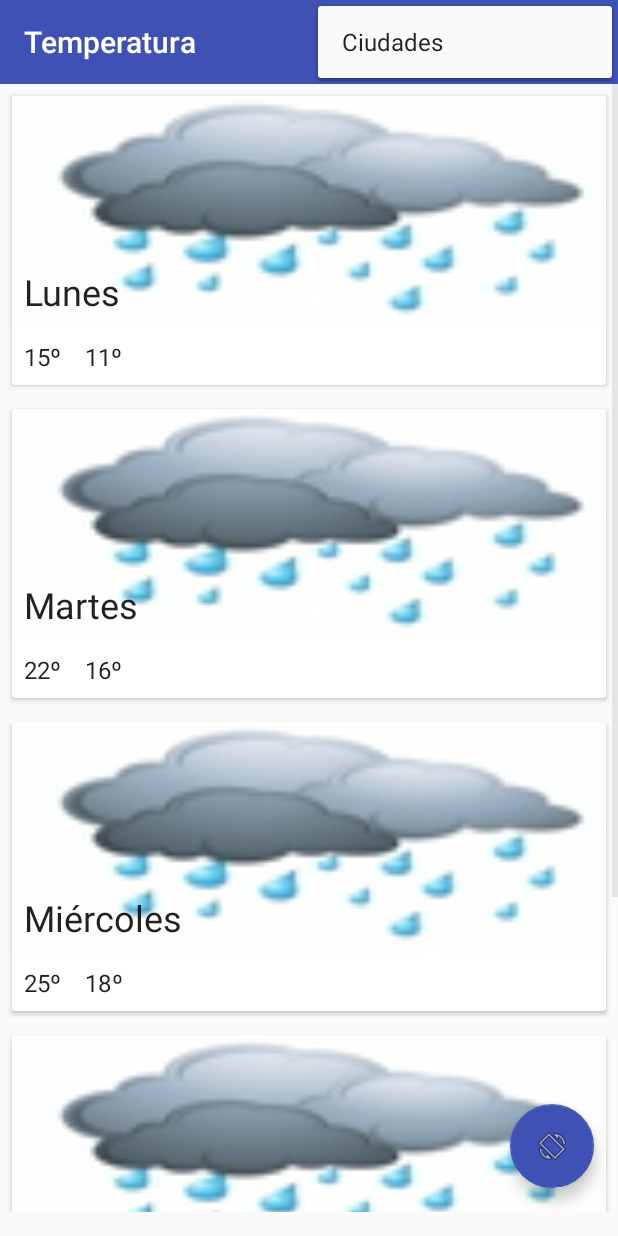
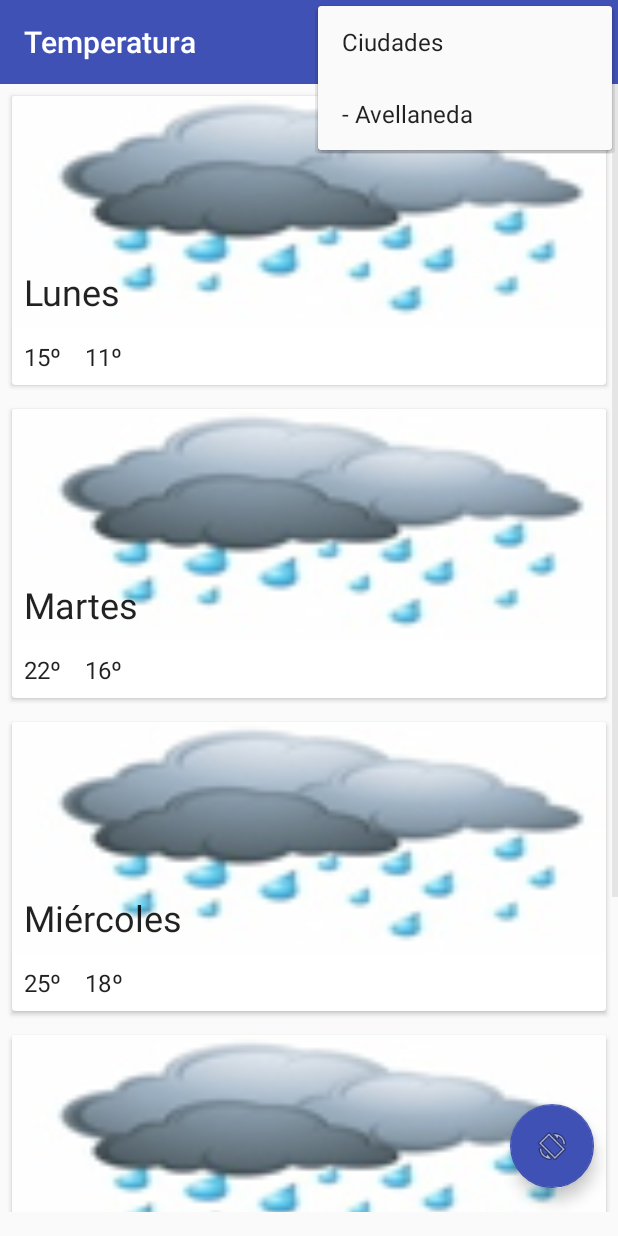
Before and after one commit to emanuelcondo/TP0-Taller-de-Proyectos-2, an Android app: the screen it shows after launch (MainActivity), with the options menu open, on a phone screen of 412 x 824 dp. Run offline under Robolectric (Android 15) with nearby library versions, the phone set to English and light mode, and no system bars.

Commit message:
funcionalidad get contra el servicio funcionando

```diff
--- a/app/src/main/AndroidManifest.xml
+++ b/app/src/main/AndroidManifest.xml
@@ -1,6 +1,8 @@
 <?xml version="1.0" encoding="utf-8"?>
 <manifest xmlns:android="http://schemas.android.com/apk/res/android"
     package="com.fiuba.tdp2.tp0.temperatura">
+    <uses-permission android:name="android.permission.ACCESS_NETWORK_STATE" />
+    <uses-permission android:name="android.permission.INTERNET" />
 
     <application
         android:allowBackup="true"
--- a/app/src/main/java/com/fiuba/tdp2/tp0/temperatura/services/listeners/PronosticosListener.java
+++ b/app/src/main/java/com/fiuba/tdp2/tp0/temperatura/services/listeners/PronosticosListener.java
@@ -12,6 +12,8 @@ package com.fiuba.tdp2.tp0.temperatura.services.listeners;
         import org.json.JSONArray;
         import org.json.JSONException;
 
+        import java.util.List;
+
 //        import ar.com.fiuba.tddp1.gestorvida.dominio.Actividad;
 //        import ar.com.fiuba.tddp1.gestorvida.dominio.ActividadFactory;
 //        import ar.com.fiuba.tddp1.gestorvida.dominio.Perfil;
@@ -19,6 +21,8 @@ package com.fiuba.tdp2.tp0.temperatura.services.listeners;
 public class PronosticosListener implements ResponseListener {
 
     private Context context;
+
+    private List<Pronostico> pronosticos;
 
     public PronosticosListener(Context context) {
         this.context = context;
@@ -33,10 +37,12 @@ public class PronosticosListener implements ResponseListener {
 
                 //Log.d("ActividadesListener", "Actividad " + i);
                 Pronostico pronostico = PronosticoFactory.fromJSONObject(array.getJSONObject(i));
+                getPronosticos().add(pronostico);
                 //Perfil.agregarActividad(actividad);
 
             } catch (JSONException e) {
                 Log.d("ActividadesListener", e.getMessage());
+                Toast.makeText(context, "Error ActividadesListener: " + e.getMessage(), Toast.LENGTH_LONG).show();
             }
 
         }
@@ -53,4 +59,11 @@ public class PronosticosListener implements ResponseListener {
     }
 
 
+    public List<Pronostico> getPronosticos() {
+        return pronosticos;
+    }
+
+    public void setPronosticos(List<Pronostico> pronosticos) {
+        this.pronosticos = pronosticos;
+    }
 }
--- a/app/src/main/res/menu/menu_main.xml
+++ b/app/src/main/res/menu/menu_main.xml
@@ -9,4 +9,10 @@
         android:orderInCategory="100"
         android:title="@string/action_settings"
         app:showAsAction="never" />
+    <item
+        android:id="@+id/harcodeada"
+        android:orderInCategory="100"
+        android:title="@string/ciudad_harcodeada"
+        app:showAsAction="never" />
+
 </menu>
--- a/app/src/main/res/values/strings.xml
+++ b/app/src/main/res/values/strings.xml
@@ -1,6 +1,9 @@
 <resources>
     <string name="app_name">Temperatura</string>
     <string name="action_settings">Ciudades</string>
+    <string name="ciudad_harcodeada"> - Avellaneda</string>
+    <string name="url">http://api.openweathermap.org/data/2.5/forecast</string>
+    <string name="appid">13d33da11295c179f0b705613b2d6f18</string>
 
     <array name="imagenes_clima">
         <item>@drawable/lluvia</item>
```
Also changed, not shown: app/src/main/java/com/fiuba/tdp2/tp0/temperatura/MainActivity.java (+56 -3 lines), app/src/main/java/com/fiuba/tdp2/tp0/temperatura/services/web/RequestHelper.java (+6 -1 lines).
